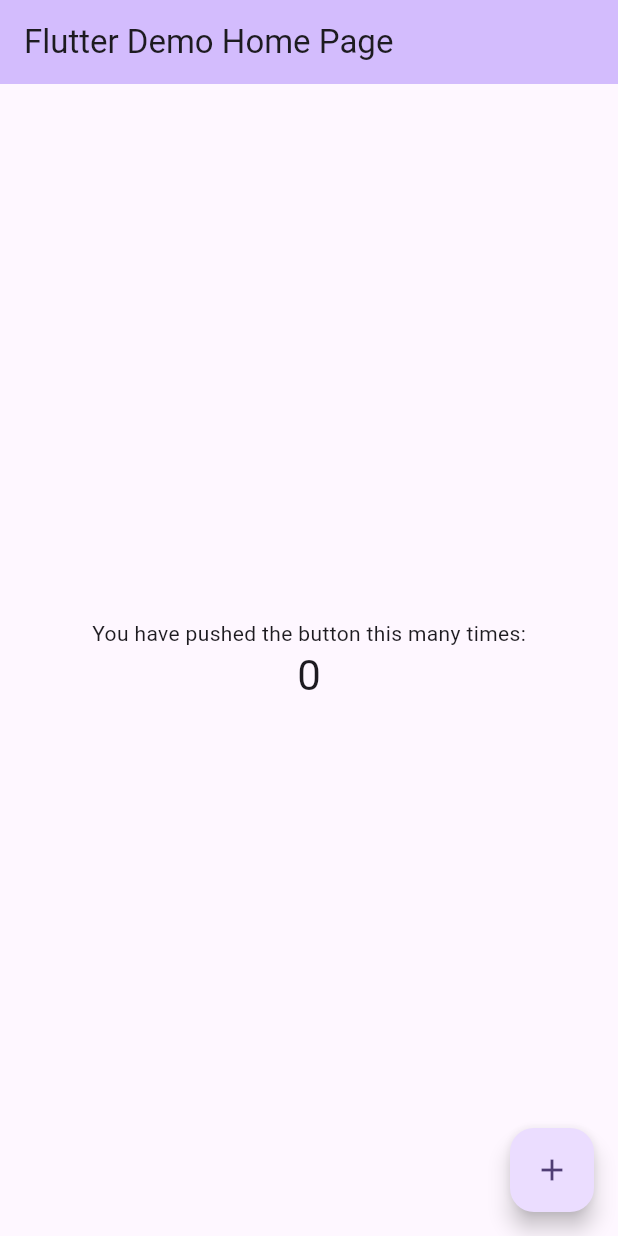
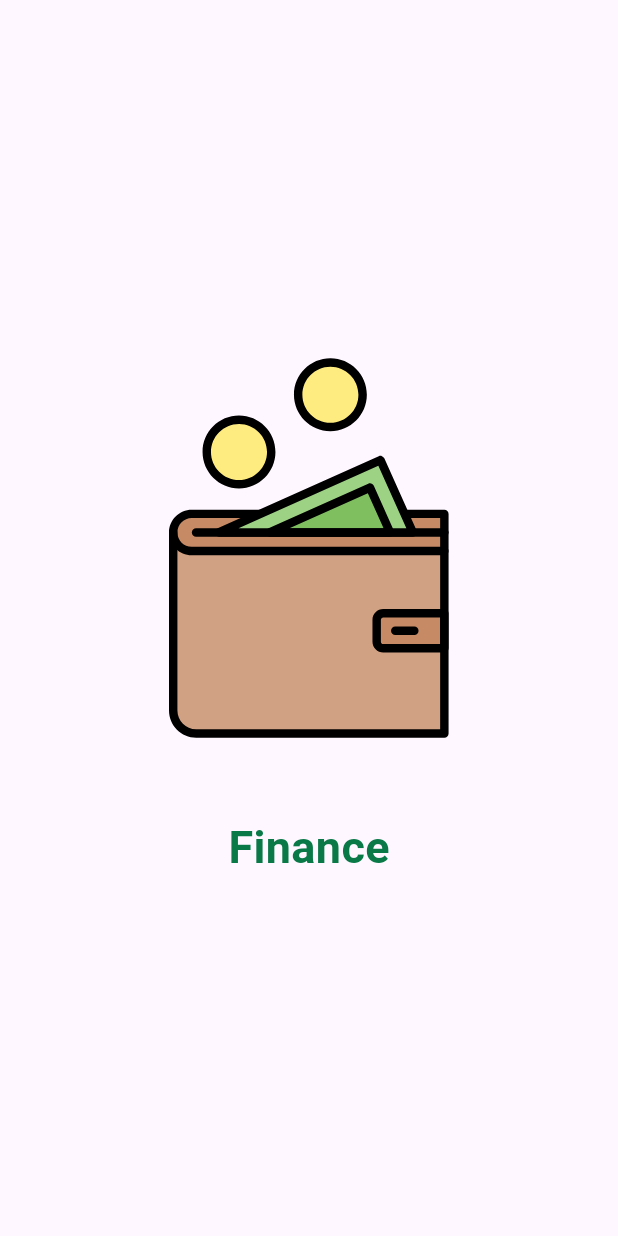
Before and after one commit to kareemtanrawi/finance_app, a Flutter app: the first screen one second after launch, on a phone screen of 412 x 824 dp. Run offline on Flutter 3.47's test engine with Material 3 defaults, Android fonts, the phone set to English and light mode, and no system bars; our stand-ins replace flutter_svg.

Commit message:
finish splach screen
Signed-off-by: Your Name <kareem01229526319@gmail.com>

```diff
--- /dev/null
+++ b/lib/colors/colors.dart
@@ -0,0 +1,14 @@
+import 'package:flutter/material.dart';
+
+class AppColors {
+  static Color kBlackColor = const Color(0xff0A0A0A);
+  static Color kWhiteColor = const Color(0xffF5F5F5);
+  static Color kSeconderyPurble = const Color(0xffE5CAFF);
+  static Color kSeconderyGreen = const Color(0xffB5EDD4);
+  static Color kSeconderyBlue = const Color(0xffD3F5FF);
+  static Color kSeconderyRed = const Color(0xffFFC2AF);
+  static Color kPrimaryPurble = const Color(0xff62249F);
+  static Color kPrimaryGreen = const Color(0xff097947);
+  static Color kPrimaryBlue = const Color(0xff01536B);
+  static Color kPrimaryRed = const Color(0xff712911);
+}
--- a/lib/main.dart
+++ b/lib/main.dart
@@ -1,125 +1,20 @@
 import 'package:flutter/material.dart';
 
+import 'pages/home_page.dart';
+import 'pages/splach_page.dart';
+
 void main() {
-  runApp(const MyApp());
+  runApp(const FinanceApp());
 }
 
-class MyApp extends StatelessWidget {
-  const MyApp({super.key});
+class FinanceApp extends StatelessWidget {
+  const FinanceApp({super.key});
 
-  // This widget is the root of your application.
   @override
   Widget build(BuildContext context) {
     return MaterialApp(
-      title: 'Flutter Demo',
-      theme: ThemeData(
-        // This is the theme of your application.
-        //
-        // TRY THIS: Try running your application with "flutter run". You'll see
-        // the application has a purple toolbar. Then, without quitting the app,
-        // try changing the seedColor in the colorScheme below to Colors.green
-        // and then invoke "hot reload" (save your changes or press the "hot
-        // reload" button in a Flutter-supported IDE, or press "r" if you used
-        // the command line to start the app).
-        //
-        // Notice that the counter didn't reset back to zero; the application
-        // state is not lost during the reload. To reset the state, use hot
-        // restart instead.
-        //
-        // This works for code too, not just values: Most code changes can be
-        // tested with just a hot reload.
-        colorScheme: ColorScheme.fromSeed(seedColor: Colors.deepPurple),
-        useMaterial3: true,
-      ),
-      home: const MyHomePage(title: 'Flutter Demo Home Page'),
+      debugShowCheckedModeBanner: false,
+      home: SplachScreen(),
     );
   }
 }
-
-class MyHomePage extends StatefulWidget {
-  const MyHomePage({super.key, required this.title});
-
-  // This widget is the home page of your application. It is stateful, meaning
-  // that it has a State object (defined below) that contains fields that affect
-  // how it looks.
-
-  // This class is the configuration for the state. It holds the values (in this
-  // case the title) provided by the parent (in this case the App widget) and
-  // used by the build method of the State. Fields in a Widget subclass are
-  // always marked "final".
-
-  final String title;
-
-  @override
-  State<MyHomePage> createState() => _MyHomePageState();
-}
-
-class _MyHomePageState extends State<MyHomePage> {
-  int _counter = 0;
-
-  void _incrementCounter() {
-    setState(() {
-      // This call to setState tells the Flutter framework that something has
-      // changed in this State, which causes it to rerun the build method below
-      // so that the display can reflect the updated values. If we changed
-      // _counter without calling setState(), then the build method would not be
-      // called again, and so nothing would appear to happen.
-      _counter++;
-    });
-  }
-
-  @override
-  Widget build(BuildContext context) {
-    // This method is rerun every time setState is called, for instance as done
-    // by the _incrementCounter method above.
-    //
-    // The Flutter framework has been optimized to make rerunning build methods
-    // fast, so that you can just rebuild anything that needs updating rather
-    // than having to individually change instances of widgets.
-    return Scaffold(
-      appBar: AppBar(
-        // TRY THIS: Try changing the color here to a specific color (to
-        // Colors.amber, perhaps?) and trigger a hot reload to see the AppBar
-        // change color while the other colors stay the same.
-        backgroundColor: Theme.of(context).colorScheme.inversePrimary,
-        // Here we take the value from the MyHomePage object that was created by
-        // the App.build method, and use it to set our appbar title.
-        title: Text(widget.title),
-      ),
-      body: Center(
-        // Center is a layout widget. It takes a single child and positions it
-        // in the middle of the parent.
-        child: Column(
-          // Column is also a layout widget. It takes a list of children and
-          // arranges them vertically. By default, it sizes itself to fit its
-          // children horizontally, and tries to be as tall as its parent.
-          //
-          // Column has various properties to control how it sizes itself and
-          // how it positions its children. Here we use mainAxisAlignment to
-          // center the children vertically; the main axis here is the vertical
-          // axis because Columns are vertical (the cross axis would be
-          // horizontal).
-          //
-          // TRY THIS: Invoke "debug painting" (choose the "Toggle Debug Paint"
-          // action in the IDE, or press "p" in the console), to see the
-          // wireframe for each widget.
-          mainAxisAlignment: MainAxisAlignment.center,
-          children: <Widget>[
-            const Text(
-              'You have pushed the button this many times:',
-            ),
-            Text(
-              '$_counter',
-              style: Theme.of(context).textTheme.headlineMedium,
-            ),
-          ],
-        ),
-      ),
-      floatingActionButton: FloatingActionButton(
-        onPressed: _incrementCounter,
-        tooltip: 'Increment',
-        child: const Icon(Icons.add),
-      ), // This trailing comma makes auto-formatting nicer for build methods.
-    );
-  }
-}
--- /dev/null
+++ b/lib/pages/home_page.dart
@@ -0,0 +1,29 @@
+import 'package:flutter/material.dart';
+
+class HomePage extends StatefulWidget {
+  const HomePage({super.key});
+
+  @override
+  State<HomePage> createState() => _HomePageState();
+}
+
+class _HomePageState extends State<HomePage> {
+  @override
+  Widget build(BuildContext context) {
+    return Scaffold(
+      appBar: AppBar(
+        title: const Text(
+          "Welcome, Kareem",
+        ),
+        actions: [
+          IconButton(
+            onPressed: () {},
+            icon: const Icon(
+              Icons.brightness_5_rounded,
+            ),
+          ),
+        ],
+      ),
+    );
+  }
+}
--- /dev/null
+++ b/lib/pages/splach_page.dart
@@ -0,0 +1,61 @@
+import 'dart:async';
+
+import 'package:finance_app/colors/colors.dart';
+import 'package:finance_app/pages/home_page.dart';
+import 'package:flutter/material.dart';
+
+import 'package:flutter_svg/flutter_svg.dart';
+
+class SplachScreen extends StatefulWidget {
+  const SplachScreen({super.key});
+
+  @override
+  State<SplachScreen> createState() => _SplachScreenState();
+}
+
+class _SplachScreenState extends State<SplachScreen> {
+  @override
+  void initState() {
+    super.initState();
+    Timer(
+      const Duration(
+        seconds: 3,
+      ),
+      () {
+        Navigator.pushReplacement(
+          context,
+          MaterialPageRoute(
+            builder: (_) => const HomePage(),
+          ),
+        );
+      },
+    );
+  }
+
+  @override
+  Widget build(BuildContext context) {
+    return Scaffold(
+      body: Center(
+        child: Column(
+          mainAxisAlignment: MainAxisAlignment.center,
+          children: [
+            SvgPicture.asset(
+              'assets/images/logo.svg',
+            ),
+            const SizedBox(
+              height: 50,
+            ),
+            Text(
+              "Finance",
+              style: TextStyle(
+                fontSize: 30,
+                fontWeight: FontWeight.bold,
+                color: AppColors.kPrimaryGreen,
+              ),
+            ),
+          ],
+        ),
+      ),
+    );
+  }
+}
```
Also changed, not shown: pubspec.yaml (+9 -23 lines), assets/images/finance1.png (added), assets/images/finance2.png (added), assets/images/finance3.png (added), assets/images/logo.svg (added), pubspec.lock.
